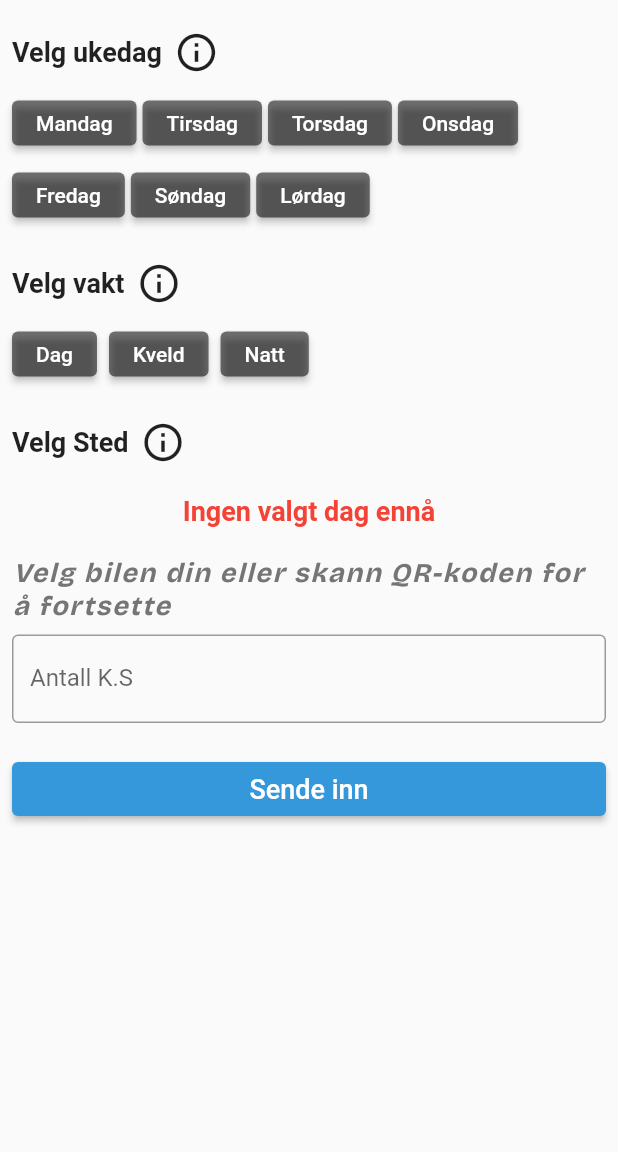
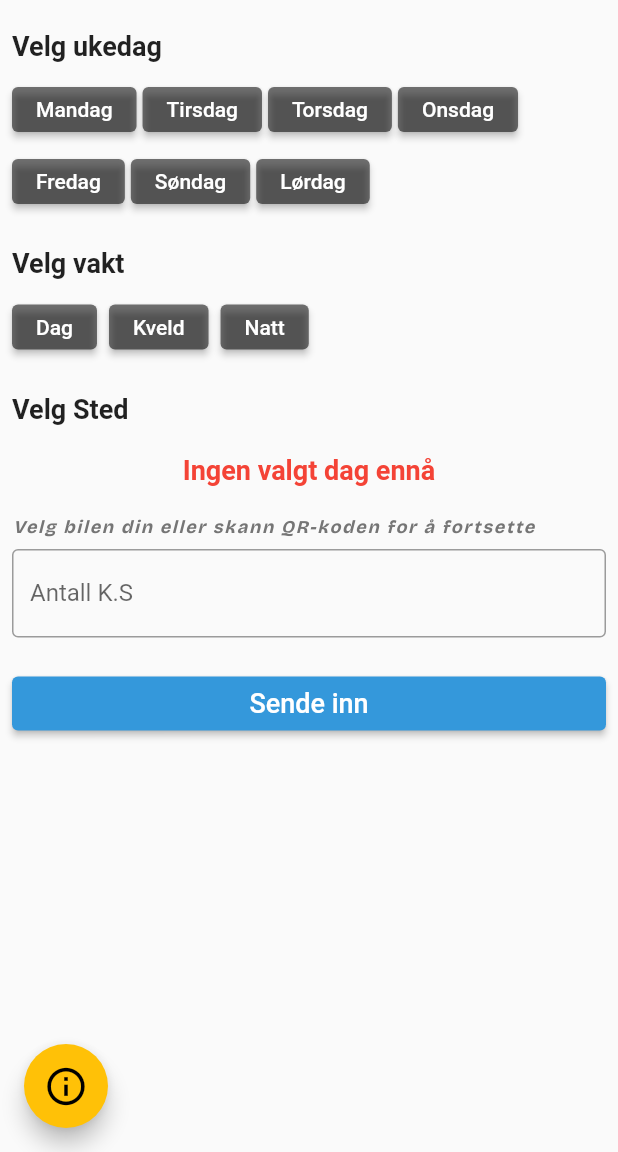
Before and after one commit to faizabatta1/car_application, a Flutter app: the ShiftChoiceScreen screen opened directly with empty values, on a phone screen of 412 x 824 dp, the part 84-1236 px from its top. Run offline on Flutter 3.47's test engine with Material 2 defaults, Android fonts, the phone set to English and light mode, and no system bars; our stand-ins replace file_picker, image_picker, multi_select_flutter, shared_preferences, vibration; missing offline and left inert: flutter_animated_dialog, mobile_scanner; accounts and stored records are empty; network calls fail; project files that could hold a hidden picture were left out.

Commit message:
update checkpoint

```diff
--- a/lib/screens/MainScreen.dart
+++ b/lib/screens/MainScreen.dart
@@ -549,8 +549,7 @@ class _FormCardState extends State<FormCard> {
                                 field['requiredDescription'],
                                 style: TextStyle(
                                   color: Colors.grey[600],
-                                  fontStyle: FontStyle.italic,
-                                  fontSize: 18,
+                                  fontSize: 12,
                                   fontWeight: FontWeight.w500,
                                   fontFamily: 'Birco', // Replace with your custom font's name
                                   letterSpacing: 1.2,
--- a/lib/screens/kilometers.dart
+++ b/lib/screens/kilometers.dart
@@ -45,8 +45,7 @@ class KilometerScreen extends StatelessWidget {
                       'Velg bilen din eller skann QR-koden for å fortsette',
                       style: TextStyle(
                         color: Colors.grey[600],
-                        fontStyle: FontStyle.italic,
-                        fontSize: 18,
+                        fontSize: 12,
                         fontWeight: FontWeight.w500,
                         fontFamily: 'Birco', // Replace with your custom font's name
                         letterSpacing: 1.2,
--- a/lib/screens/shift_selection screen.dart
+++ b/lib/screens/shift_selection screen.dart
@@ -1,3 +1,5 @@
+import 'dart:ui';
+
 import 'package:car_app/helpers/theme_helper.dart';
 import 'package:flutter/material.dart';
 import 'package:flutter/services.dart';
@@ -12,6 +14,7 @@ import 'dart:convert';
 import 'package:shared_preferences/shared_preferences.dart';
 
 import 'MainScreen.dart';
+import 'info_dialog.dart';
 
 class ShiftChoiceScreen extends StatefulWidget {
   final String selectedCarNumber;
@@ -61,6 +64,23 @@ class _ShiftChoiceScreenState extends State<ShiftChoiceScreen> {
   Widget build(BuildContext context) {
     return SafeArea(
       child: Scaffold(
+        floatingActionButton: FloatingActionButton(
+          onPressed: (){
+            showDialog(
+              context: context,
+              barrierColor: Colors.black.withOpacity(0.7),
+              barrierDismissible: false,
+              builder: (context) => BackdropFilter(
+                child: InfoDialog(),
+                filter: new ImageFilter.blur(sigmaX: 10.0, sigmaY: 10.0),
+              ), // Show the custom info dialog
+            );
+          },
+          child: Icon(Icons.info_outline,size:30,color: Colors.black,),
+          backgroundColor: Colors.amber,
+        ),
+        floatingActionButtonLocation: FloatingActionButtonLocation.startFloat,
+        floatingActionButtonAnimator: FloatingActionButtonAnimator.scaling,
         body: Container(
           child: Padding(
             padding: const EdgeInsets.all(8.0),
@@ -103,21 +123,7 @@ class _ShiftChoiceScreenState extends State<ShiftChoiceScreen> {
                         style: TextStyle(fontSize: 18, fontWeight: FontWeight.bold),
                       ),
                       SizedBox(width: 8,),
-                      Tooltip(
-                        message: "Nødvendig beskrivelse Nødvendig beskrivelse Nødvendig beskrivelse Nødvendig beskrivelse Nødvendig beskrivelse",
-                        triggerMode: TooltipTriggerMode.tap,
-                        showDuration: Duration(seconds: 10),
-                        padding: EdgeInsets.all(8),
-                        margin: EdgeInsets.symmetric(horizontal: 20),
-                        decoration: BoxDecoration(
-                          color: Colors.blue.withOpacity(0.9),
-                          borderRadius: const BorderRadius.all(Radius.circular(4)),
-                        ),
-                        textStyle: TextStyle(color: Colors.white),
-                        preferBelow: false,
-                        verticalOffset: 20,
-                        child: Icon(Icons.info_outline,size: 30,),
-                      )
+
                     ],
                   ),
                   SizedBox(height: 8),
@@ -130,21 +136,7 @@ class _ShiftChoiceScreenState extends State<ShiftChoiceScreen> {
                         style: TextStyle(fontSize: 18, fontWeight: FontWeight.bold),
                       ),
                       SizedBox(width: 8,),
-                      Tooltip(
-                        message: "Nødvendig beskrivelse Nødvendig beskrivelse Nødvendig beskrivelse Nødvendig beskrivelse Nødvendig beskrivelse",
-                        triggerMode: TooltipTriggerMode.tap,
-                        showDuration: Duration(seconds: 10),
-                        padding: EdgeInsets.all(8),
-                        margin: EdgeInsets.symmetric(horizontal: 20),
-                        decoration: BoxDecoration(
-                          color: Colors.blue.withOpacity(0.9),
-                          borderRadius: const BorderRadius.all(Radius.circular(4)),
-                        ),
-                        textStyle: TextStyle(color: Colors.white),
-                        preferBelow: false,
-                        verticalOffset: 20,
-                        child: Icon(Icons.info_outline,size: 30,),
-                      )
+
                     ],
                   ),
                   SizedBox(height: 8),
@@ -156,21 +148,7 @@ class _ShiftChoiceScreenState extends State<ShiftChoiceScreen> {
                           fontSize: 18, fontWeight: FontWeight.bold
                       ),),
                       SizedBox(width: 8,),
-                      Tooltip(
-                        message: "Nødvendig beskrivelse Nødvendig beskrivelse Nødvendig beskrivelse Nødvendig beskrivelse Nødvendig beskrivelse",
-                        triggerMode: TooltipTriggerMode.tap,
-                        showDuration: Duration(seconds: 10),
-                        padding: EdgeInsets.all(8),
-                        margin: EdgeInsets.symmetric(horizontal: 20),
-                        decoration: BoxDecoration(
-                          color: Colors.blue.withOpacity(0.9),
-                          borderRadius: const BorderRadius.all(Radius.circular(4)),
-                        ),
-                        textStyle: TextStyle(color: Colors.white),
-                        preferBelow: false,
-                        verticalOffset: 20,
-                        child: Icon(Icons.info_outline,size: 30,),
-                      )
+
                     ],
                   ),
                   SizedBox(height: 20),
@@ -182,7 +160,7 @@ class _ShiftChoiceScreenState extends State<ShiftChoiceScreen> {
                       style: TextStyle(
                         color: Colors.grey[600],
                         fontStyle: FontStyle.italic,
-                        fontSize: 18,
+                        fontSize: 12,
                         fontWeight: FontWeight.w500,
                         fontFamily: 'Birco', // Replace with your custom font's name
                         letterSpacing: 1.2,
```
Also changed, not shown: lib/screens/car_number_choice.dart (+24 -60 lines), lib/screens/info_dialog.dart (added, +71 -0 lines).
